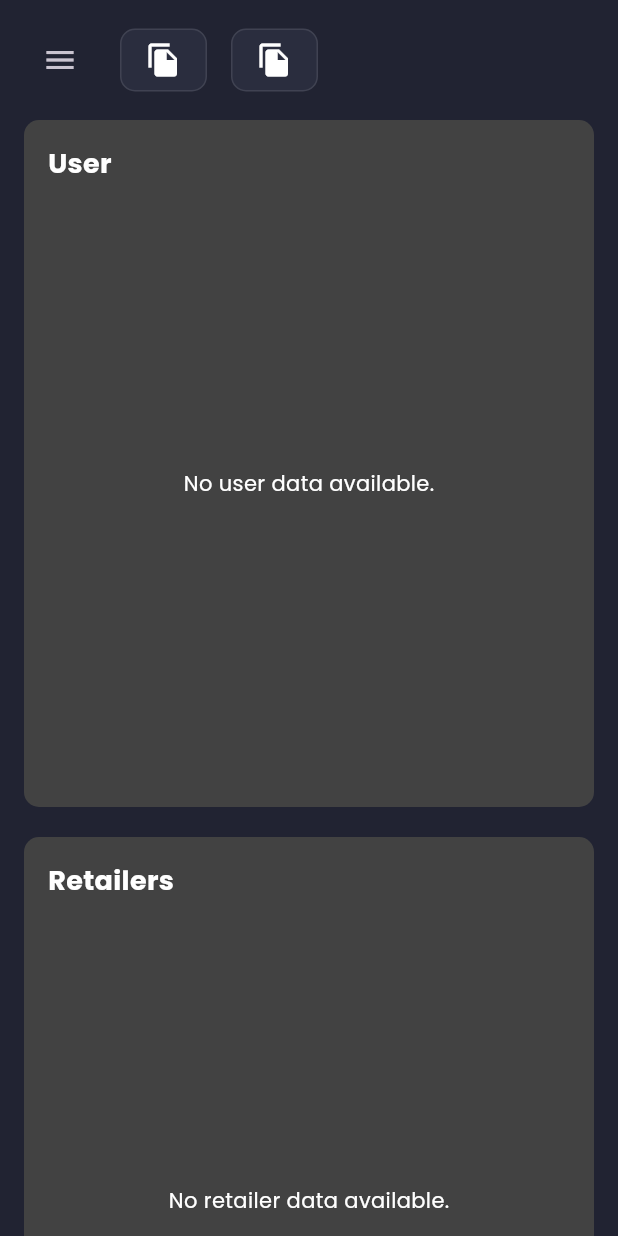
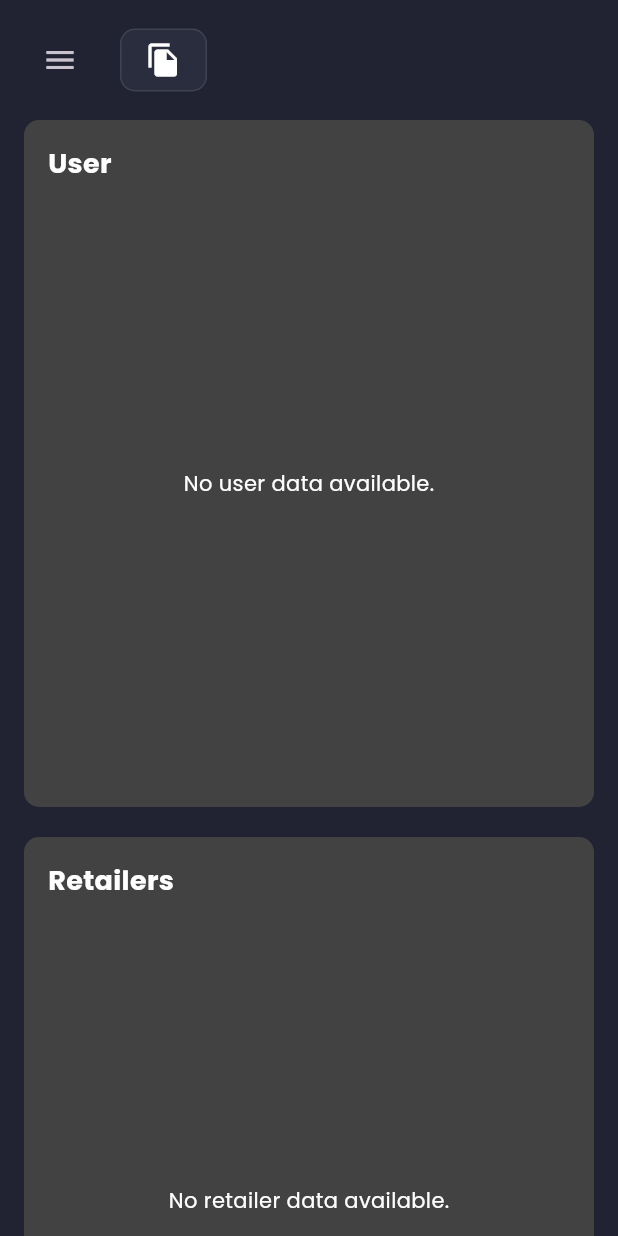
Before and after one commit to zeeshanakhtar012/dashboard_flutter, a Flutter app: the DashboardScreen screen opened directly, on a phone screen of 412 x 824 dp. Run offline on Flutter 3.47's test engine with Material 3 defaults, Android fonts, the light colour scheme and no system bars; our stand-ins replace cloud_firestore, csv, file_picker, firebase_core, firebase_storage, flutter_screenutil and 7 more; missing offline and left inert: dart:html; accounts and stored records are empty; statements that could not run were skipped; project files that could hold a hidden picture were left out.

```diff
--- a/lib/screens/dashboard/components/header.dart
+++ b/lib/screens/dashboard/components/header.dart
@@ -1,12 +1,8 @@
 import 'package:admin/controllers/controller_user.dart';
 import 'package:admin/responsive.dart';
 import 'package:flutter/material.dart';
-import 'package:flutter_svg/flutter_svg.dart';
 import 'package:get/get.dart';
-
 import '../../../constants.dart';
-import '../../screen_profile.dart';
-import '../../screen_search.dart';
 
 class Header extends StatelessWidget {
   Header({
@@ -76,40 +72,6 @@ class Header extends StatelessWidget {
             ),
           );
         }),
-        Obx(() {
-          return userController.isLoading.value? CircularProgressIndicator(): InkWell(
-            onTap: () async {
-              await userController.pickAndUploadCSV();
-            },
-            child: Container(
-              margin: EdgeInsets.only(left: defaultPadding),
-              padding: EdgeInsets.symmetric(
-                horizontal: defaultPadding,
-                vertical: defaultPadding / 2,
-              ),
-              decoration: BoxDecoration(
-                color: secondaryColor,
-                borderRadius: const BorderRadius.all(Radius.circular(10)),
-                border: Border.all(color: Colors.white10),
-              ),
-              child: Row(
-                children: [
-                  Icon(Icons.file_copy, color: Colors.white),
-                  if (!Responsive.isMobile(context))
-                    Column(
-                      children: [
-                        Padding(
-                          padding: const EdgeInsets.symmetric(horizontal: 16.0),
-                          child: Text("Upload Users"),
-                        ),
-                        Icon(Icons.upload, color: Colors.white),
-                      ],
-                    ),
-                ],
-              ),
-            ),
-          );
-        })
       ],
     );
   }
--- a/lib/screens/dashboard/components/users_details.dart
+++ b/lib/screens/dashboard/components/users_details.dart
@@ -1,20 +1,30 @@
 import 'dart:developer';
-import 'package:admin/controllers/controller_user.dart';
 import 'package:flutter/material.dart';
 import 'package:get/get.dart';
 import '../../../models/user.dart';
 import '../../user_details_screen.dart';
+import '../../../controllers/controller_user.dart';
 
-class UserDetailsTable extends StatelessWidget {
-  UserDetailsTable({Key? key}) : super(key: key);
+class UserDetailsTable extends StatefulWidget {
+  @override
+  _UserDetailsTableState createState() => _UserDetailsTableState();
+}
 
+class _UserDetailsTableState extends State<UserDetailsTable> {
   final UserController controller = Get.put(UserController());
 
   @override
+  void initState() {
+    super.initState();
+    _fetchData(); // Fetch data on initialization
+  }
+
+  void _fetchData() {
+    controller.fetchAllUsers();
+  }
+
+  @override
   Widget build(BuildContext context) {
-    // controller.fetchAllUsers();
-    // log("User Data =  ${controller.usersList}");
-
     return Container(
       padding: const EdgeInsets.all(16.0),
       decoration: BoxDecoration(
@@ -77,7 +87,7 @@ class UserDetailsTable extends StatelessWidget {
   }
 }
 
-// Modify userDataRow to accept a User object
+// Helper Functions
 DataRow userDataRow(User userInfo, BuildContext context) {
   return DataRow(
     cells: [
@@ -110,7 +120,7 @@ DataRow userDataRow(User userInfo, BuildContext context) {
         IconButton(
           icon: Icon(Icons.delete, color: Colors.white),
           onPressed: () {
-            _showUserOptionsDialog(context, userInfo);
+            _showDeleteConfirmationDialog(context, userInfo);
           },
         ),
       ),
@@ -118,75 +128,6 @@ DataRow userDataRow(User userInfo, BuildContext context) {
   );
 }
 
-// Show dialog with options to edit or delete user
-void _showUserOptionsDialog(BuildContext context, User user) {
-  showDialog(
-    context: context,
-    builder: (BuildContext context) {
-      return AlertDialog(
-        content: Text('You are going to delete ${user.userName}'),
-        actions: [
-          TextButton(
-            child: Text('Delete'),
-            onPressed: () {
-              Navigator.of(context).pop(); // Close the dialog
-              _showDeleteConfirmationDialog(context, user);
-            },
-          ),
-        ],
-      );
-    },
-  );
-}
-
-// Show edit user dialog
-// void _showEditUserDialog(BuildContext context, User user) {
-//   TextEditingController nameController = TextEditingController(text: user.userName);
-//   TextEditingController addressController = TextEditingController(text: user.userAddress);
-//
-//   showDialog(
-//     context: context,
-//     builder: (BuildContext context) {
-//       return AlertDialog(
-//         title: Text('Edit User'),
-//         content: Column(
-//           mainAxisSize: MainAxisSize.min,
-//           children: [
-//             TextField(
-//               controller: nameController,
-//               decoration: InputDecoration(labelText: 'Name'),
-//             ),
-//             TextField(
-//               controller: addressController,
-//               decoration: InputDecoration(labelText: 'Address'),
-//             ),
-//           ],
-//         ),
-//         actions: [
-//           TextButton(
-//             child: Text('Cancel'),
-//             onPressed: () {
-//               Navigator.of(context).pop();
-//             },
-//           ),
-//           TextButton(
-//             child: Text('Save'),
-//             onPressed: () {
-//               // User updatedUser = user.copyWith(
-//               //   userName: nameController.text,
-//               //   userAddress: addressController.text,
-//               // );
-//               // Get.find<UserController>().updateUserInFirestore(updatedUser);
-//               Navigator.of(context).pop(); // Close the dialog after saving
-//             },
-//           ),
-//         ],
-//       );
-//     },
-//   );
-// }
-
-// Show delete confirmation dialog
 void _showDeleteConfirmationDialog(BuildContext context, User user) {
   showDialog(
     context: context,
--- a/lib/screens/dashboard/dashboard_screen.dart
+++ b/lib/screens/dashboard/dashboard_screen.dart
@@ -1,17 +1,39 @@
-
 import 'package:flutter/material.dart';
+import 'package:get/get.dart';
 import '../../constants.dart';
+import '../../controllers/controller_user.dart';
 import '../main/components/side_menu.dart';
 import '../screen_retailer_details.dart';
 import 'components/header.dart';
 import 'components/users_details.dart';
 
-class DashboardScreen extends StatelessWidget {
+class DashboardScreen extends StatefulWidget {
+  @override
+  _DashboardScreenState createState() => _DashboardScreenState();
+}
+
+class _DashboardScreenState extends State<DashboardScreen> {
   final GlobalKey<ScaffoldState> _scaffoldKey = GlobalKey<ScaffoldState>();
+  final UserController controller = Get.put(UserController());
+
+  @override
+  void initState() {
+    super.initState();
+    _fetchData(); // Fetch data on initialization
+  }
+
+  void _fetchData() {
+    controller.fetchAllUsers();
+  }
 
   @override
   Widget build(BuildContext context) {
-    return SafeArea(
+    return WillPopScope(
+      onWillPop: () async {
+        _fetchData();
+        return true;
+      },
+      child: SafeArea(
         child: Scaffold(
           key: _scaffoldKey,
           drawer: SideMenu(),
@@ -26,11 +48,10 @@ class DashboardScreen extends StatelessWidget {
                 Header(scaffoldKey: _scaffoldKey),
                 SizedBox(height: defaultPadding),
                 UserDetailsTable(),
-              const SizedBox(
-                height: 20,
-              ),
+                const SizedBox(height: 20),
                 ScreenRetailersDetails(),
               ],
+            ),
           ),
         ),
       ),
--- a/pubspec.yaml
+++ b/pubspec.yaml
@@ -31,6 +31,7 @@ dependencies:
   desktop_window: ^0.4.1
   share_plus: ^10.1.1
   file_picker: ^8.1.4
+  permission_handler: ^11.3.1
 
 
 dev_dependencies:
```
Also changed, not shown: lib/controllers/controller_user.dart (+11 -13 lines), lib/screens/screen_add_users.dart (+52 -11 lines), lib/screens/screen_search_user.dart (+26 -13 lines), lib/screens/screen_user_list.dart (+30 -4 lines), lib/utils/download_all_data.dart (added, +77 -0 lines), pubspec.lock, 2 other files. Lines whose indentation alone changed are shown as unchanged.
